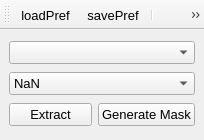
Qt form UIs/nRegionPath.ui (NeutrinoToolkit/Neutrino) before a commit.
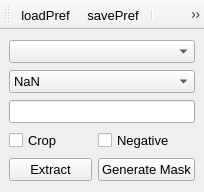
The same form after that commit. Icons and pictures are not drawn.

Commit message: enhanced nRegionPath pan

Diff of the .ui file:
```diff
--- a/UIs/nRegionPath.ui
+++ b/UIs/nRegionPath.ui
@@ -7,7 +7,7 @@
     <x>0</x>
     <y>0</y>
     <width>204</width>
-    <height>140</height>
+    <height>192</height>
    </rect>
   </property>
   <property name="font">
@@ -25,7 +25,7 @@
    <property name="layoutDirection">
     <enum>Qt::LeftToRight</enum>
    </property>
-   <layout class="QGridLayout" name="gridLayout">
+   <layout class="QGridLayout" name="gridLayout" columnstretch="1,0">
     <item row="1" column="0" colspan="2">
      <widget class="QComboBox" name="defaultValue">
       <property name="neutrinoSave" stdset="0">
@@ -58,7 +58,7 @@
       </item>
      </widget>
     </item>
-    <item row="2" column="0">
+    <item row="4" column="0">
      <widget class="QPushButton" name="doIt">
       <property name="font">
        <font>
@@ -70,7 +70,7 @@
       </property>
      </widget>
     </item>
-    <item row="2" column="1">
+    <item row="4" column="1">
      <widget class="QPushButton" name="doMask">
       <property name="font">
        <font>
@@ -97,6 +97,27 @@
       </property>
      </widget>
     </item>
+    <item row="3" column="0">
+     <widget class="QCheckBox" name="crop">
+      <property name="text">
+       <string>Crop</string>
+      </property>
+     </widget>
+    </item>
+    <item row="3" column="1">
+     <widget class="QCheckBox" name="negative">
+      <property name="text">
+       <string>Negative</string>
+      </property>
+     </widget>
+    </item>
+    <item row="2" column="0" colspan="2">
+     <widget class="QLineEdit" name="replace">
+      <property name="NeutrinoSave" stdset="0">
+       <bool>true</bool>
+      </property>
+     </widget>
+    </item>
    </layout>
   </widget>
   <widget class="QToolBar" name="toolBar">
```
Left out of the diff: 16 changed lines with no effect on the pictures. The commit also changes 2 other files.
